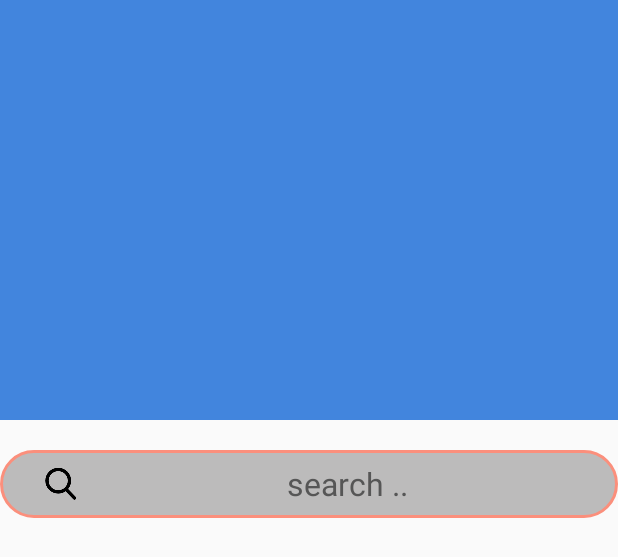
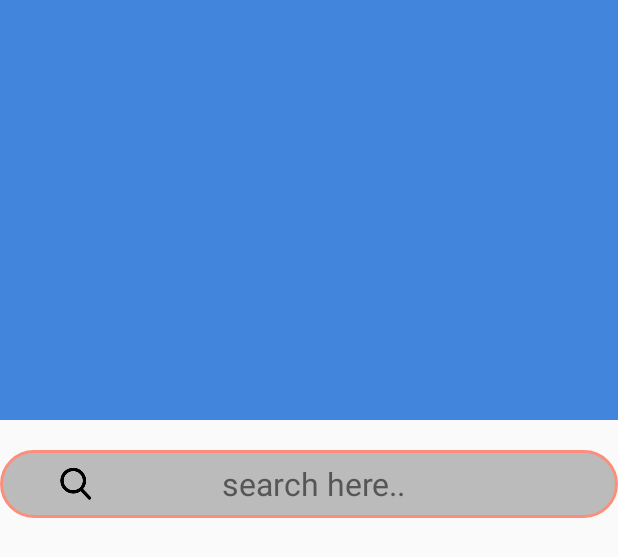
Before and after one commit to EldersCode/RentApp, an Android app: the layout navigation_view_header.xml on its own in the app's theme, with its tools: preview values and no code run, on a phone screen of 412 x 824 dp. Shown: the top 557 px of the screen. Run offline under Robolectric (Android 15) with nearby library versions, the phone set to English and light mode, and no system bars.

Commit message:
zabbat makan el search fl navigation w shelt el editText animation done

```diff
--- a/app/src/main/res/layout/navigation_view_header.xml
+++ b/app/src/main/res/layout/navigation_view_header.xml
@@ -69,7 +69,8 @@
             android:drawableLeft="@mipmap/search"
             android:inputType="text"
             android:maxLines="1"
-            android:paddingLeft="30dp"
+            android:paddingLeft="40dp"
+            android:paddingRight="55dp"
             android:textColor="@android:color/black"
             android:scrollHorizontally="true"
             android:ellipsize="end"
@@ -87,5 +88,4 @@
     </RelativeLayout>
 
 
-
 </RelativeLayout>
--- a/app/src/main/res/values/strings.xml
+++ b/app/src/main/res/values/strings.xml
@@ -10,7 +10,7 @@
     <string name="Event_Location_Text">Location</string>
     <string name="event_type_Text">Event Type </string>
     <string name="event_available_Tickets_Text">#Tickets Available </string>
-    <string name="search_city">search ..</string>
+    <string name="search_city">search here..</string>
     <string name="login_btn">Login</string>
     <string name="register_btn">Register</string>
 </resources>
```
